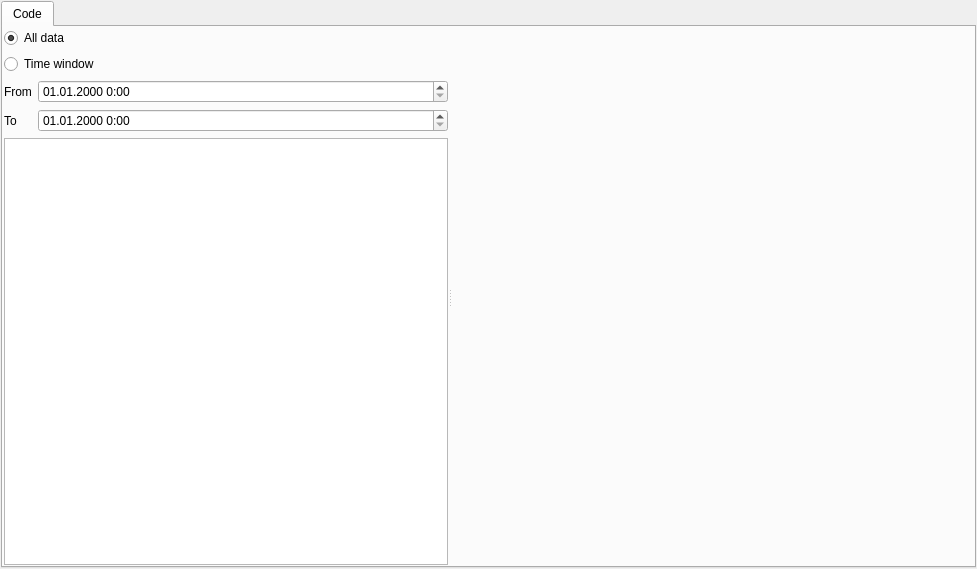
This is ui/strategywidget.ui in asakul/nailab as Qt 5 draws it before an edit. The edited form follows.
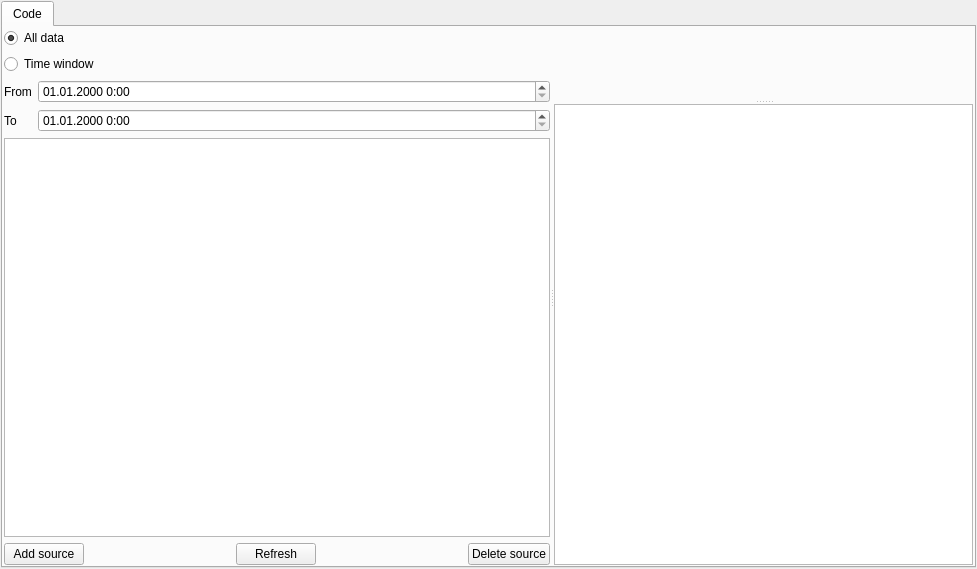
This is the edited form. Custom widgets are drawn as their Qt base class.

Commit message: Data source management

Patch:
```diff
--- a/ui/strategywidget.ui
+++ b/ui/strategywidget.ui
@@ -55,6 +55,57 @@
          </property>
          <widget class="QWidget" name="gridLayoutWidget">
           <layout class="QGridLayout" name="gridLayout_2">
+           <item row="5" column="0" colspan="2">
+            <layout class="QHBoxLayout" name="horizontalLayout">
+             <item>
+              <widget class="QPushButton" name="b_addSource">
+               <property name="text">
+                <string>Add source</string>
+               </property>
+              </widget>
+             </item>
+             <item>
+              <spacer name="horizontalSpacer">
+               <property name="orientation">
+                <enum>Qt::Horizontal</enum>
+               </property>
+               <property name="sizeHint" stdset="0">
+                <size>
+                 <width>40</width>
+                 <height>20</height>
+                </size>
+               </property>
+              </spacer>
+             </item>
+             <item>
+              <widget class="QPushButton" name="b_refresh">
+               <property name="text">
+                <string>Refresh</string>
+               </property>
+              </widget>
+             </item>
+             <item>
+              <spacer name="horizontalSpacer_2">
+               <property name="orientation">
+                <enum>Qt::Horizontal</enum>
+               </property>
+               <property name="sizeHint" stdset="0">
+                <size>
+                 <width>40</width>
+                 <height>20</height>
+                </size>
+               </property>
+              </spacer>
+             </item>
+             <item>
+              <widget class="QPushButton" name="b_deleteSource">
+               <property name="text">
+                <string>Delete source</string>
+               </property>
+              </widget>
+             </item>
+            </layout>
+           </item>
            <item row="3" column="1">
             <widget class="QDateTimeEdit" name="dte_to">
              <property name="displayFormat">
@@ -129,19 +180,25 @@
            </item>
           </layout>
          </widget>
-         <widget class="QsciScintilla" name="editor" native="true">
-          <property name="sizePolicy">
-           <sizepolicy hsizetype="Expanding" vsizetype="Preferred">
-            <horstretch>0</horstretch>
-            <verstretch>0</verstretch>
-           </sizepolicy>
+         <widget class="QSplitter" name="splitter_editor">
+          <property name="orientation">
+           <enum>Qt::Vertical</enum>
           </property>
-          <property name="minimumSize">
-           <size>
-            <width>300</width>
-            <height>0</height>
-           </size>
-          </property>
+          <widget class="QsciScintilla" name="editor" native="true">
+           <property name="sizePolicy">
+            <sizepolicy hsizetype="Expanding" vsizetype="Preferred">
+             <horstretch>0</horstretch>
+             <verstretch>0</verstretch>
+            </sizepolicy>
+           </property>
+           <property name="minimumSize">
+            <size>
+             <width>300</width>
+             <height>0</height>
+            </size>
+           </property>
+          </widget>
+          <widget class="QPlainTextEdit" name="te_notes"/>
          </widget>
         </widget>
        </item>
```
Left out of the diff: 59 changed lines with no effect on the pictures. The commit also changes 14 other files.
